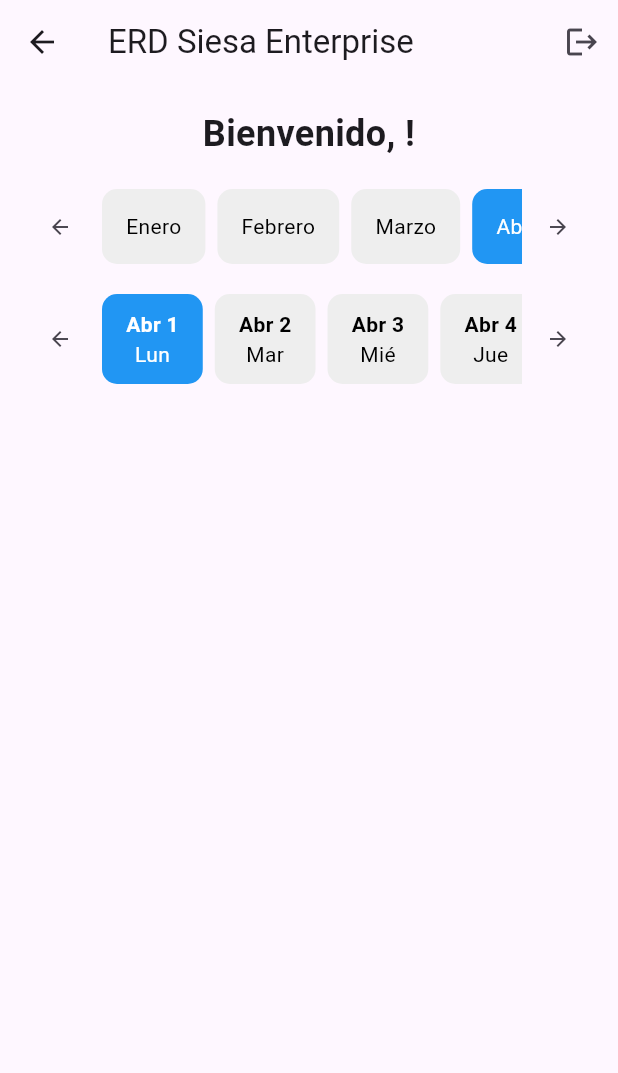
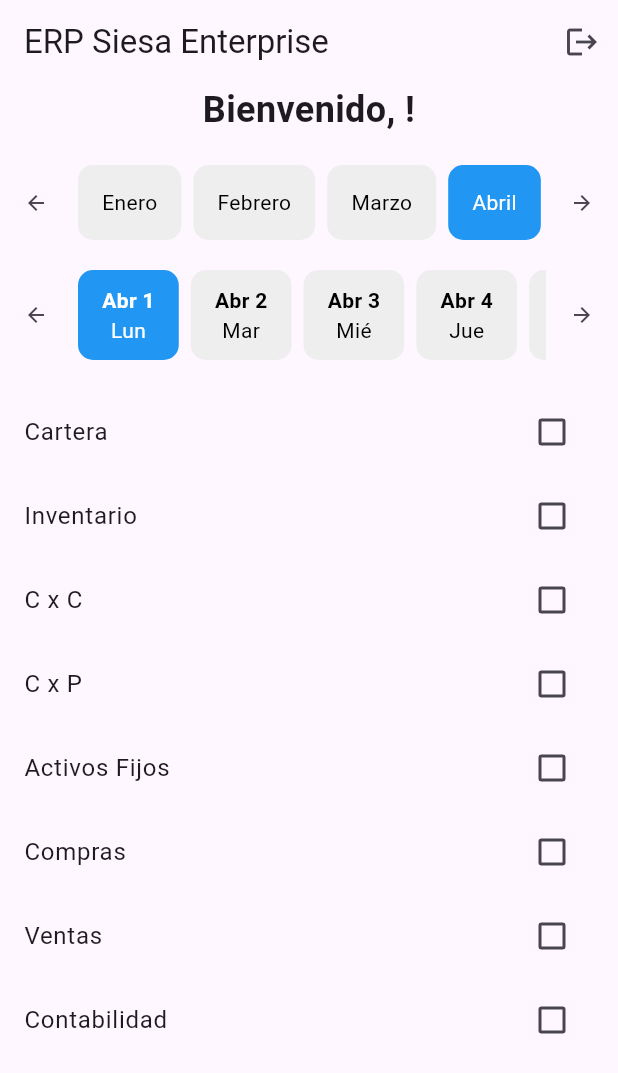
Before and after one commit to aeduardogonzalez/ERD.github.io, a Flutter app: the PrincipalPage screen opened directly with empty values, on a phone screen of 412 x 824 dp. Shown: the top 1073 px of the screen. Run offline on Flutter 3.47's test engine with Material 3 defaults, Android fonts, the phone set to English and light mode, and no system bars.

Commit message:
Checklist con fechas funcionando

```diff
--- a/proyecto_erd/lib/Controllers/calendar_controller.dart
+++ b/proyecto_erd/lib/Controllers/calendar_controller.dart
@@ -1,9 +1,9 @@
 import 'package:flutter/material.dart';
 
 class CalendarView extends StatefulWidget {
-  final String username;
+  // final String username;
 
-  CalendarView({required this.username});
+  // CalendarView({required this.username});
 
   @override
   _CalendarViewState createState() => _CalendarViewState();
@@ -98,12 +98,12 @@ class _CalendarViewState extends State<CalendarView> {
         crossAxisAlignment: CrossAxisAlignment.stretch,
         children: <Widget>[
           // Texto de bienvenida
-          Text(
-            'Bienvenido, ${widget.username}!',
-            style: TextStyle(fontSize: 24, fontWeight: FontWeight.bold),
-            textAlign: TextAlign.center,
-          ),
-          SizedBox(height: 20),
+          // Text(
+          //   'Bienvenido, ${widget.username}!',
+          //   style: TextStyle(fontSize: 24, fontWeight: FontWeight.bold),
+          //   textAlign: TextAlign.center,
+          // ),
+          // SizedBox(height: 20),
 
           // Fila para los meses con flechas
           Row(
--- /dev/null
+++ b/proyecto_erd/lib/Controllers/check_controller.dart
@@ -0,0 +1,24 @@
+import 'package:flutter/material.dart';
+
+class CheckController extends ChangeNotifier {
+  // Lista de tareas con su estado
+  List<Map<String, dynamic>> _tasks = [
+    {"title": "Cartera", "isChecked": false},
+    {"title": "Inventario", "isChecked": false},
+    {"title": "C x C", "isChecked": false},
+    {"title": "C x P", "isChecked": false},
+    {"title": "Activos Fijos", "isChecked": false},
+    {"title": "Compras", "isChecked": false},
+    {"title": "Ventas", "isChecked": false},
+    {"title": "Contabilidad", "isChecked": false},
+  ];
+
+  // Obtener la lista de tareas
+  List<Map<String, dynamic>> get tasks => _tasks;
+
+  // Actualizar el estado de una tarea específica
+  void toggleTask(int index, bool? value) {
+    _tasks[index]['isChecked'] = value;
+    notifyListeners(); // Notifica a los widgets que estén escuchando para redibujar
+  }
+}
--- a/proyecto_erd/lib/pages/principal_page.dart
+++ b/proyecto_erd/lib/pages/principal_page.dart
@@ -1,5 +1,8 @@
 import 'package:flutter/material.dart';
+import 'package:provider/provider.dart';
+import 'package:proyecto_erd/Controllers/check_controller.dart';
 import 'package:proyecto_erd/Controllers/calendar_controller.dart';
+
 
 class PrincipalPage extends StatelessWidget {
   final String username;
@@ -8,9 +11,11 @@ class PrincipalPage extends StatelessWidget {
 
   @override
   Widget build(BuildContext context) {
-    return Scaffold(
+    return ChangeNotifierProvider(
+      create: (context) => CheckController(), // Provee el controlador
+      child: Scaffold(
         appBar: AppBar(
-        title: Text('ERD Siesa Enterprise'),
+          title: Text('ERP Siesa Enterprise'),
           actions: [
              IconButton(
               icon: Icon(Icons.logout),
@@ -19,10 +24,46 @@ class PrincipalPage extends StatelessWidget {
               },
              ),
           ],
+          automaticallyImplyLeading: false, // Quitar la flecha de regresar
         ),
-      body: Padding(
-        padding: const EdgeInsets.all(16.0),
-        child: CalendarView(username: username), // Aquí incluimos el widget CalendarView
+        body:
+        Column(
+          children: [
+            // Texto de bienvenida
+            Text(
+              'Bienvenido, $username!',
+              style: TextStyle(fontSize: 24, fontWeight: FontWeight.bold),
+              textAlign: TextAlign.center,
+            ),
+            SizedBox(height: 20),
+             // Aquí se integra CalendarView
+            SizedBox(
+              height: 150, // Ajusta este valor según sea necesario
+              child: CalendarView(),
+            ),
+
+            // Checklist
+            Expanded(
+              child: Consumer<CheckController>(
+                builder: (context, checkController, child) {
+                  return ListView.builder(
+                    itemCount: checkController.tasks.length,
+                    itemBuilder: (context, index) {
+                      return CheckboxListTile(
+                        title: Text(checkController.tasks[index]["title"]),
+                        value: checkController.tasks[index]["isChecked"],
+                        onChanged: (value) {
+                          checkController.toggleTask(index, value);
+                        },
+                      );
+                    },
+                  );
+                },
+              ),
+            ),
+          ],
+
+        ),
       ),
     );
   }
--- a/proyecto_erd/pubspec.yaml
+++ b/proyecto_erd/pubspec.yaml
@@ -35,6 +35,7 @@ dependencies:
   # Use with the CupertinoIcons class for iOS style icons.
   cupertino_icons: ^1.0.8
   get: ^4.6.1
+  provider: ^6.0.0
 
 dev_dependencies:
   flutter_test:
```
Also changed, not shown: proyecto_erd/pubspec.lock. Lines whose indentation alone changed are shown as unchanged.
